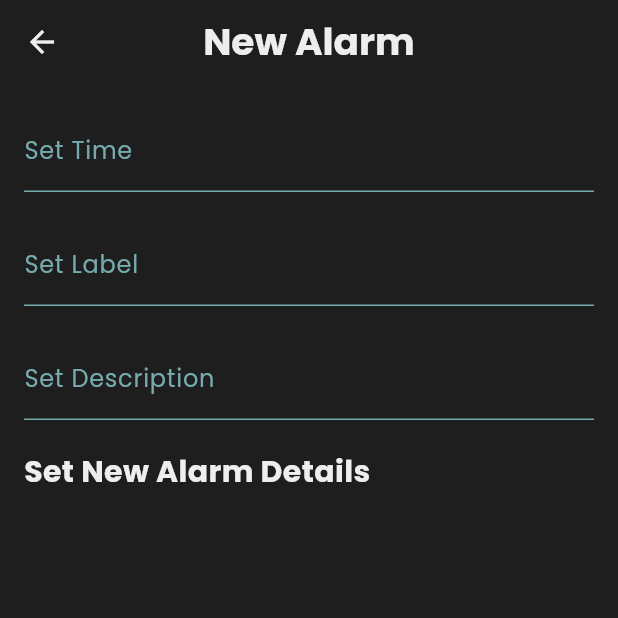
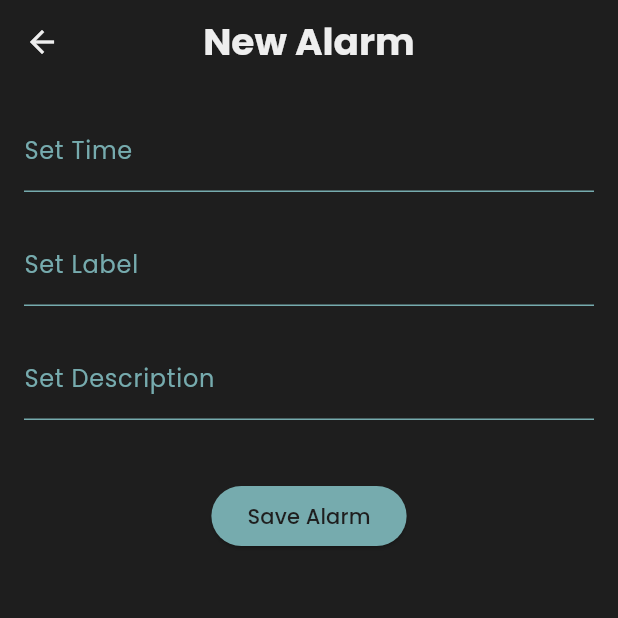
Before and after one commit to kbimsara/pointAlarm, a Flutter app: the AlarmPage screen opened directly, on a phone screen of 412 x 824 dp, the top half of it. Run offline on Flutter 3.47's test engine with Material 3 defaults, Android fonts, the phone set to English and light mode, and no system bars; our stand-ins replace cloud_firestore, firebase_core, flutter_map; accounts and stored records are empty.

Commit message:
Update setAlarmPage.dart

```diff
--- a/lib/Pages/setAlarmPage.dart
+++ b/lib/Pages/setAlarmPage.dart
@@ -1,4 +1,5 @@
 import 'package:flutter/material.dart';
+import 'package:point_alarm/Components/mapCard.dart';
 
 class AlarmPage extends StatelessWidget {
   final num? id;
@@ -37,7 +38,9 @@ class AlarmPage extends StatelessWidget {
                 'Status',
                 isActive == true ? 'Active' : 'Inactive',
               ),
-              const Divider(color: Color(0xff76ABAE)),
+
+              // const Divider(color: Color(0xff76ABAE)),
+              MapCard(label: 'QWEE', description: 'Example Description'),
               const SizedBox(height: 20),
             ] else ...[
               _buildFormField('Set Time', TextEditingController(), '07:00 AM'),
@@ -54,16 +57,35 @@ class AlarmPage extends StatelessWidget {
                 'Once',
               ),
               const SizedBox(height: 20),
+              Column(
+                children: [
+                  const SizedBox(height: 20),
+                  Center(
+                    child: ElevatedButton(
+                      onPressed: () {
+                        // Handle save action
+                      },
+                      style: ElevatedButton.styleFrom(
+                        backgroundColor: const Color(0xff76ABAE),
+                      ),
+                      child: const Text(
+                        'Save Alarm',
+                        style: TextStyle(color: Color(0xff1E1E1E)),
+                      ),
+                    ),
+                  ),
+                ],
+              ),
             ],
-            const Text(
-              'Set New Alarm Details',
-              style: TextStyle(
-                color: Color(0xffEEEEEE),
-                fontSize: 20,
-                fontWeight: FontWeight.bold,
-              ),
-            ),
-            const SizedBox(height: 20),
+            // const Text(
+            //   'Set New Alarm Details',
+            //   style: TextStyle(
+            //     color: Color(0xffEEEEEE),
+            //     fontSize: 20,
+            //     fontWeight: FontWeight.bold,
+            //   ),
+            // ),
+            // const SizedBox(height: 20),
             // TODO: Add form fields for new alarm details
           ],
         ),
@@ -107,7 +129,7 @@ class AlarmPage extends StatelessWidget {
       decoration: InputDecoration(
         labelText: label,
         labelStyle: const TextStyle(color: Color(0xff76ABAE)),
-        hintText: 'Box opened!',
+        hintText: 'Enter Here!',
         hintStyle: TextStyle(color: Color(0xffAAAAAA)),
         enabledBorder: UnderlineInputBorder(
           borderSide: BorderSide(color: Color(0xff76ABAE)),
```
